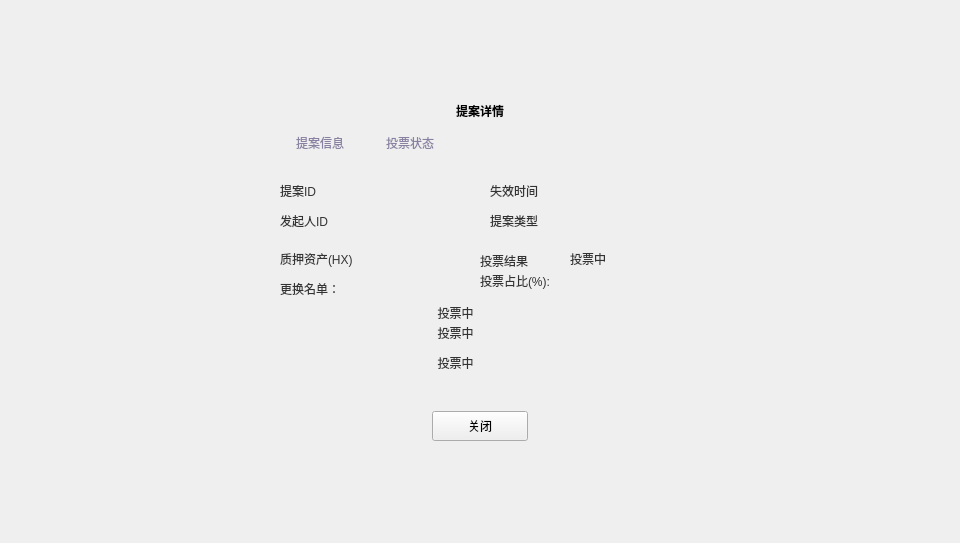
The window that LNKWallet/guard/ProposalDetailDialog.ui (HcashOrg/hx-indicator) describes before a commit, drawn with Qt 5.
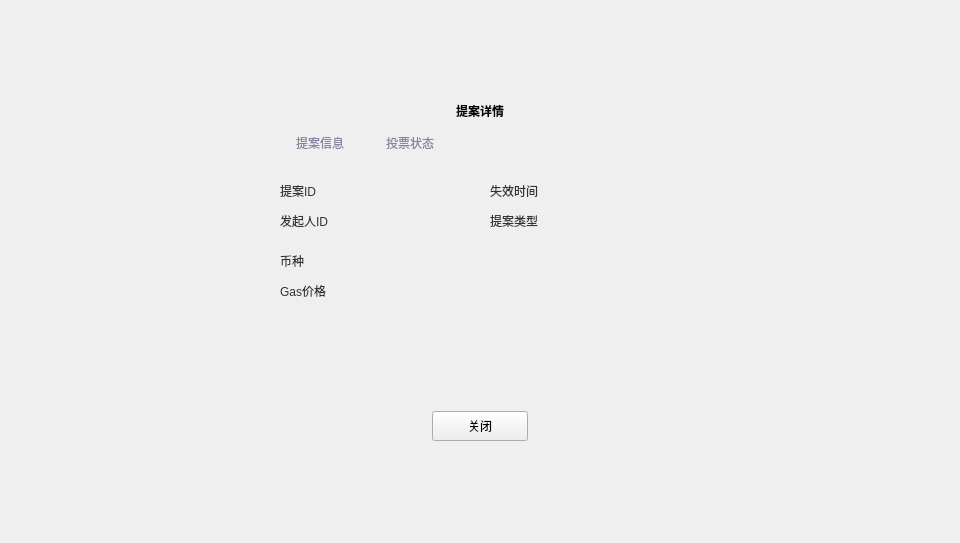
The same window after the commit.

The edit to the form file:
```diff
--- a/LNKWallet/guard/ProposalDetailDialog.ui
+++ b/LNKWallet/guard/ProposalDetailDialog.ui
@@ -289,7 +289,7 @@
         </rect>
        </property>
        <property name="currentIndex">
-        <number>11</number>
+        <number>12</number>
        </property>
        <widget class="QWidget" name="hotColdTransferPage">
         <widget class="QLabel" name="label_3">
@@ -1104,6 +1104,66 @@
          </property>
         </widget>
        </widget>
+       <widget class="QWidget" name="changeETHGasPage">
+        <widget class="QLabel" name="gasPriceLabel">
+         <property name="geometry">
+          <rect>
+           <x>120</x>
+           <y>40</y>
+           <width>300</width>
+           <height>20</height>
+          </rect>
+         </property>
+         <property name="text">
+          <string/>
+         </property>
+         <property name="textInteractionFlags">
+          <set>Qt::LinksAccessibleByMouse|Qt::TextSelectableByMouse</set>
+         </property>
+        </widget>
+        <widget class="QLabel" name="label_28">
+         <property name="geometry">
+          <rect>
+           <x>30</x>
+           <y>40</y>
+           <width>80</width>
+           <height>20</height>
+          </rect>
+         </property>
+         <property name="text">
+          <string>Gas价格</string>
+         </property>
+        </widget>
+        <widget class="QLabel" name="coinTypeLabel2">
+         <property name="geometry">
+          <rect>
+           <x>120</x>
+           <y>10</y>
+           <width>300</width>
+           <height>20</height>
+          </rect>
+         </property>
+         <property name="text">
+          <string/>
+         </property>
+         <property name="textInteractionFlags">
+          <set>Qt::LinksAccessibleByMouse|Qt::TextSelectableByMouse</set>
+         </property>
+        </widget>
+        <widget class="QLabel" name="label_29">
+         <property name="geometry">
+          <rect>
+           <x>30</x>
+           <y>10</y>
+           <width>80</width>
+           <height>20</height>
+          </rect>
+         </property>
+         <property name="text">
+          <string>币种</string>
+         </property>
+        </widget>
+       </widget>
        <widget class="QWidget" name="unknownPage">
         <widget class="QLabel" name="unknownLabel">
          <property name="geometry">
```
